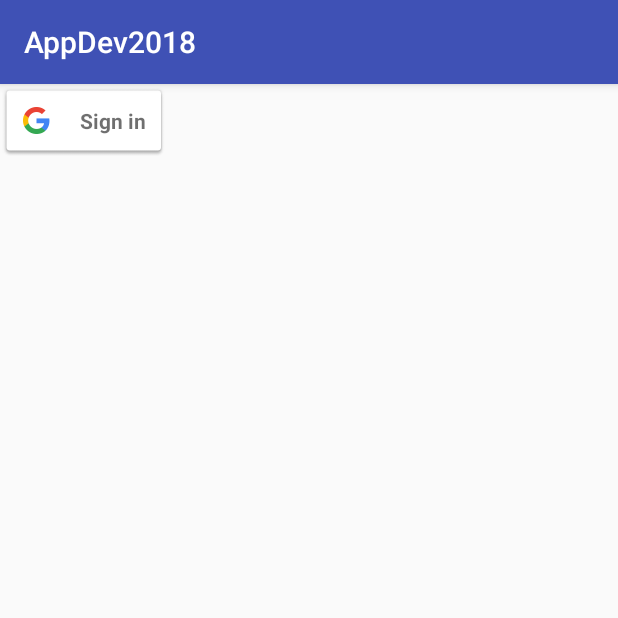
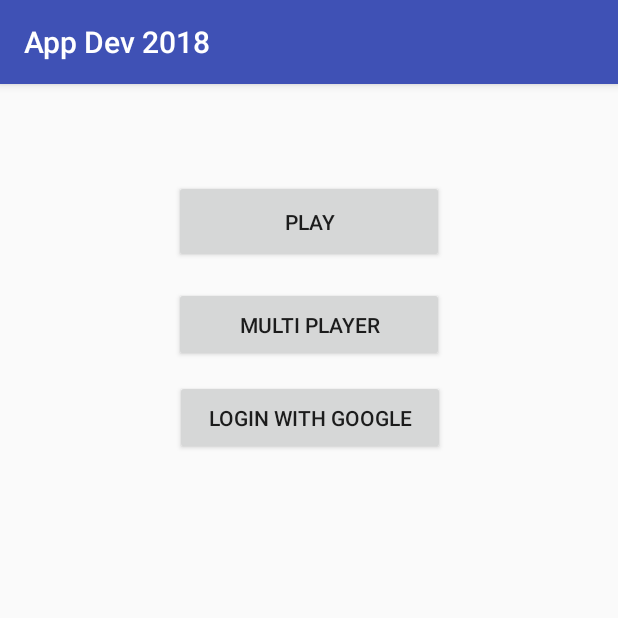
Before and after one commit to arelguatno/AppDev2018, an Android app: the screen it shows after launch (MainActivity), on a phone screen of 412 x 824 dp, the top half of it. Run offline under Robolectric (Android 15) with nearby library versions, the phone set to English and light mode, and no system bars.

Commit message:
Draft main activity UI + Intro music

```diff
--- a/app/build.gradle
+++ b/app/build.gradle
@@ -34,6 +34,7 @@ dependencies {
     compile 'com.google.firebase:firebase-config:11.8.0'
     compile 'com.google.firebase:firebase-firestore:11.8.0'
     compile 'com.google.android.gms:play-services-auth:11.8.0'
+    compile 'com.google.firebase:firebase-ads:11.8.0'
 
 }
 apply plugin: 'com.google.gms.google-services'
--- a/app/src/main/AndroidManifest.xml
+++ b/app/src/main/AndroidManifest.xml
@@ -4,11 +4,12 @@
 
     <application
         android:allowBackup="true"
-        android:icon="@mipmap/ic_launcher"
+        android:icon="@mipmap/ic_launcher_downloaded"
         android:label="@string/app_name"
         android:roundIcon="@mipmap/ic_launcher_downloaded"
         android:supportsRtl="true"
         android:theme="@style/AppTheme">
+
         <activity android:name=".MainActivity">
             <intent-filter>
                 <action android:name="android.intent.action.MAIN" />
@@ -16,6 +17,7 @@
                 <category android:name="android.intent.category.LAUNCHER" />
             </intent-filter>
         </activity>
+        <service android:name="PlayAudio"  android:enabled="true"></service>
     </application>
 
 </manifest>
--- a/app/src/main/java/com/example/appdev/appdev2018/MainActivity.java
+++ b/app/src/main/java/com/example/appdev/appdev2018/MainActivity.java
@@ -1,7 +1,11 @@
 package com.example.appdev.appdev2018;
 
+import android.content.Intent;
+import android.os.Bundle;
 import android.support.v7.app.AppCompatActivity;
-import android.os.Bundle;
+import android.view.View;
+import android.view.Window;
+import android.view.WindowManager;
 
 
 public class MainActivity extends AppCompatActivity {
@@ -10,6 +14,28 @@ public class MainActivity extends AppCompatActivity {
     @Override
     protected void onCreate(Bundle savedInstanceState) {
         super.onCreate(savedInstanceState);
+
+        // Full Screen
+        requestWindowFeature(Window.FEATURE_NO_TITLE);
+        getWindow().setFlags(WindowManager.LayoutParams.FLAG_FULLSCREEN,WindowManager.LayoutParams.FLAG_FULLSCREEN);
+
         setContentView(R.layout.activity_main);
+        playAudio();
+    }
+
+    @Override
+    protected void onStop() {
+        super.onStop();
+        stopAudio();
+    }
+
+    public void playAudio() {
+        Intent objIntent = new Intent(this, PlayAudio.class);
+        startService(objIntent);
+    }
+
+    public void stopAudio() {
+        Intent objIntent = new Intent(this, PlayAudio.class);
+        stopService(objIntent);
     }
 }
--- a/app/src/main/res/layout/activity_main.xml
+++ b/app/src/main/res/layout/activity_main.xml
@@ -6,10 +6,42 @@
     android:layout_height="match_parent"
     tools:context="com.example.appdev.appdev2018.MainActivity">
 
-    <com.google.android.gms.common.SignInButton
-        android:layout_width="wrap_content"
-        android:layout_height="wrap_content">
 
-    </com.google.android.gms.common.SignInButton>
+    <Button
+        android:id="@+id/button4"
+        android:layout_width="180dp"
+        android:layout_height="50dp"
+        android:layout_marginEnd="8dp"
+        android:layout_marginStart="8dp"
+        android:layout_marginTop="16dp"
+        android:text="Multi Player"
+        app:layout_constraintEnd_toEndOf="parent"
+        app:layout_constraintStart_toStartOf="parent"
+        app:layout_constraintTop_toBottomOf="@+id/button2" />
+
+    <Button
+        android:id="@+id/button2"
+        android:layout_width="180dp"
+        android:layout_height="55dp"
+        android:layout_marginEnd="8dp"
+        android:layout_marginStart="8dp"
+        android:layout_marginTop="64dp"
+        android:text="Play"
+        app:layout_constraintEnd_toEndOf="parent"
+        app:layout_constraintStart_toStartOf="parent"
+        app:layout_constraintTop_toTopOf="parent" />
+
+    <Button
+        android:id="@+id/button5"
+        android:layout_width="180dp"
+        android:layout_height="50dp"
+        android:layout_marginEnd="8dp"
+        android:layout_marginStart="8dp"
+        android:layout_marginTop="12dp"
+        android:text="LOGIN WITH GOOGLE"
+        app:layout_constraintEnd_toEndOf="parent"
+        app:layout_constraintHorizontal_bias="0.503"
+        app:layout_constraintStart_toStartOf="parent"
+        app:layout_constraintTop_toBottomOf="@+id/button4" />
 
 </android.support.constraint.ConstraintLayout>
--- a/app/src/main/res/values/strings.xml
+++ b/app/src/main/res/values/strings.xml
@@ -1,5 +1,5 @@
 <resources>
-    <string name="app_name">AppDev2018</string>
+    <string name="app_name">App Dev 2018</string>
 
     <string name="facebook_application_id" translatable="false">YOUR_APP_ID</string>
     <string name="facebook_login_protocol_scheme" translatable="false">fbYOUR_APP_ID</string>
--- a/app/src/main/res/values/styles.xml
+++ b/app/src/main/res/values/styles.xml
@@ -8,4 +8,9 @@
         <item name="colorAccent">@color/colorAccent</item>
     </style>
 
+    <style name="AppTheme.NoActionBar">
+        <item name="windowActionBar">false</item>
+        <item name="windowNoTitle">true</item>
+    </style>
+
 </resources>
```
Also changed, not shown: app/src/main/java/com/example/appdev/appdev2018/PlayAudio.java (added, +45 -0 lines), 2 other files.
